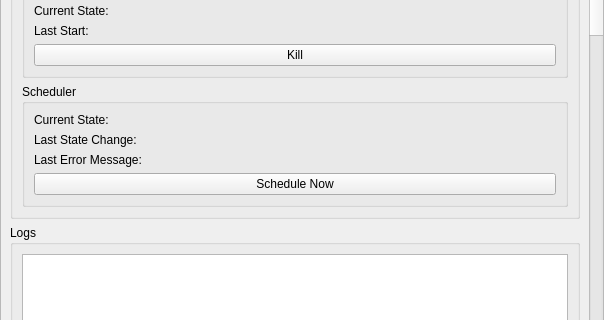
Old version of the form src/brickv/plugin_system/plugins/red/ui/program_info.ui in the repository Tinkerforge/brickv; both pictures show x 0 to 604 and y 241 to 561 of the 604 by 728 pixel window.
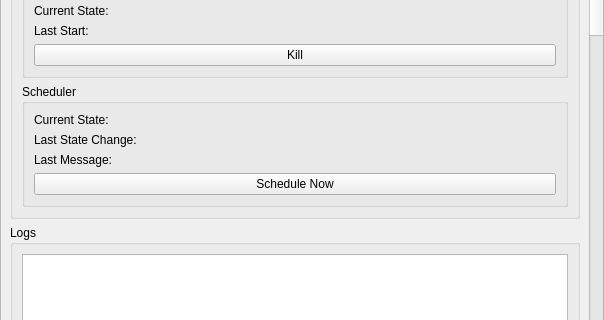
New version of the form.

What changed in the file:
```diff
--- a/src/brickv/plugin_system/plugins/red/ui/program_info.ui
+++ b/src/brickv/plugin_system/plugins/red/ui/program_info.ui
@@ -298,14 +298,14 @@
                  <item row="2" column="0">
                   <widget class="QLabel" name="label_13">
                    <property name="text">
-                    <string>Last Error Message:</string>
+                    <string>Last Message:</string>
                    </property>
                   </widget>
                  </item>
                  <item row="2" column="1">
                   <widget class="QLabel" name="label_last_scheduler_error_message">
                    <property name="text">
-                    <string>&lt;last-error-message&gt;</string>
+                    <string>&lt;last-message&gt;</string>
                    </property>
                    <property name="wordWrap">
                     <bool>true</bool>
```
Left out of the diff: 2 changed lines with no effect on the pictures.
